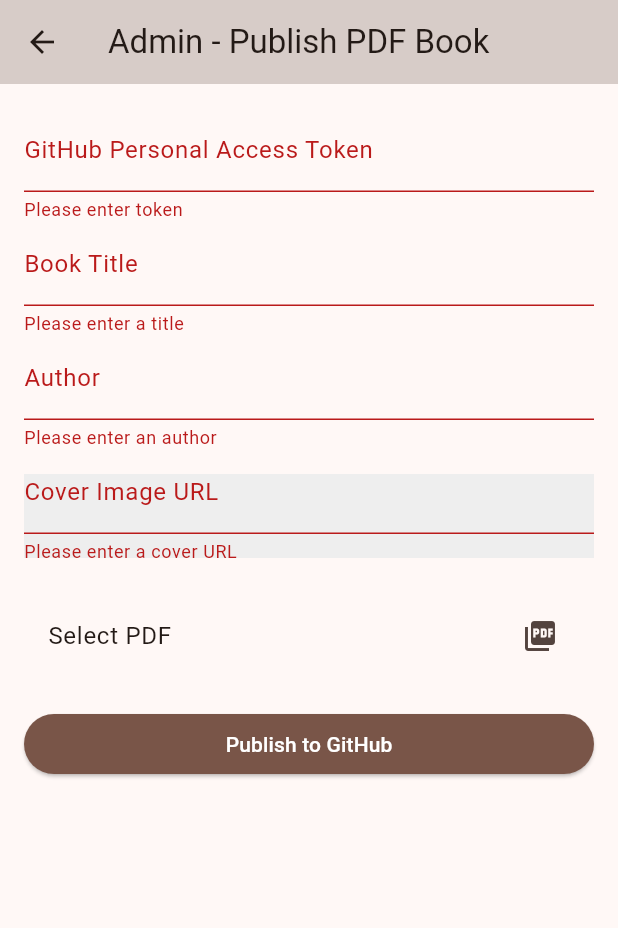
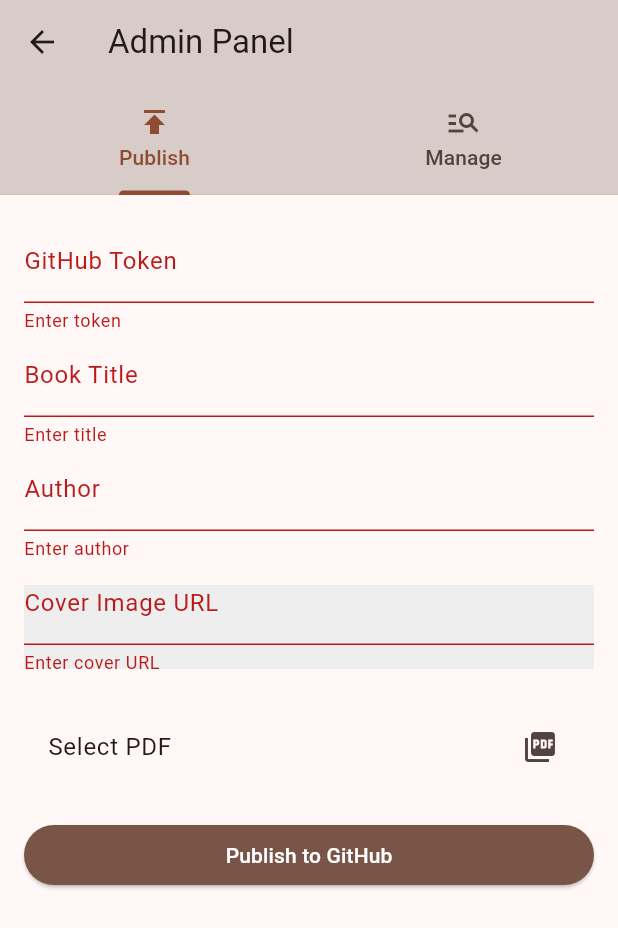
Before and after one commit to ChoyonBonik/Story_flow, a Flutter app: the AdminPage screen opened directly, after a tap on "Publish to GitHub", on a phone screen of 412 x 824 dp. Shown: the top 928 px of the screen. Run offline on Flutter 3.47's test engine with Material 3 defaults, Android fonts, the phone set to English and light mode, and no system bars; our stand-ins replace file_picker, lottie, shared_preferences; missing offline and left inert: syncfusion_flutter_pdfviewer; accounts and stored records are empty; network calls fail.

Commit message:
feat: add delete book functionality to admin panel

```diff
--- a/lib/pages/admin_page.dart
+++ b/lib/pages/admin_page.dart
@@ -1,5 +1,7 @@
 import 'package:flutter/material.dart';
 import 'package:file_picker/file_picker.dart';
+import 'package:http/http.dart' as http;
+import 'dart:convert';
 import '../models/book.dart';
 import '../services/storage_service.dart';
 import '../services/github_service.dart';
@@ -17,17 +19,41 @@
   final _titleController = TextEditingController();
   final _authorController = TextEditingController();
   final _coverUrlController = TextEditingController();
-  final _tokenController = TextEditingController(); // Added token controller
+  final _tokenController = TextEditingController();
 
   PlatformFile? _selectedFile;
-  bool _isPublishing = false;
+  bool _isProcessing = false;
+  List<Book> _books = [];
+  bool _isLoadingBooks = false;
+
+  @override
+  void initState() {
+    super.initState();
+    _loadBooks();
+  }
+
+  Future<void> _loadBooks() async {
+    setState(() => _isLoadingBooks = true);
+    try {
+      final response = await http.get(Uri.parse('https://ChoyonBonik.github.io/Story_flow/books.json'));
+      if (response.statusCode == 200) {
+        final List<dynamic> data = json.decode(response.body);
+        setState(() {
+          _books = data.map((b) => Book.fromJson(b)).toList();
+        });
+      }
+    } catch (e) {
+      debugPrint('Error loading books: $e');
+    } finally {
+      setState(() => _isLoadingBooks = false);
+    }
+  }
 
   Future<void> _pickFile() async {
     final result = await FilePicker.platform.pickFiles(
       type: FileType.custom,
       allowedExtensions: ['pdf'],
     );
-
     if (result != null) {
       setState(() {
         _selectedFile = result.files.first;
@@ -38,25 +64,18 @@
   void _publishBook() async {
     if (_formKey.currentState!.validate()) {
       if (_selectedFile == null) {
-        ScaffoldMessenger.of(context).showSnackBar(
-          const SnackBar(content: Text('Please select a PDF file')),
-        );
+        ScaffoldMessenger.of(context).showSnackBar(const SnackBar(content: Text('Please select a PDF file')));
+        return;
+      }
+      if (_tokenController.text.isEmpty) {
+        ScaffoldMessenger.of(context).showSnackBar(const SnackBar(content: Text('Please enter GitHub token')));
         return;
       }
 
-      if (_tokenController.text.isEmpty) {
-        ScaffoldMessenger.of(context).showSnackBar(
-          const SnackBar(content: Text('Please enter your GitHub token')),
-        );
-        return;
-      }
-
-      setState(() => _isPublishing = true);
-
+      setState(() => _isProcessing = true);
       try {
         final pdfFileName = _selectedFile!.name;
         final pdfUrl = 'https://ChoyonBonik.github.io/Story_flow/books/$pdfFileName';
-
         final newBook = Book(
           id: DateTime.now().millisecondsSinceEpoch.toString(),
           title: _titleController.text,
@@ -74,40 +93,97 @@
         );
 
         await StorageService.savePublishedBook(newBook);
-
         if (!mounted) return;
-        ScaffoldMessenger.of(context).showSnackBar(
-          const SnackBar(content: Text('Book published to GitHub successfully!')),
-        );
-
+        ScaffoldMessenger.of(context).showSnackBar(const SnackBar(content: Text('Published successfully!')));
         _titleController.clear();
         _authorController.clear();
         _coverUrlController.clear();
-        setState(() {
-          _selectedFile = null;
-        });
+        setState(() => _selectedFile = null);
+        _loadBooks();
       } catch (e) {
-        if (mounted) {
-          ScaffoldMessenger.of(context).showSnackBar(
-            SnackBar(content: Text('Error publishing: $e')),
+        if (mounted) ScaffoldMessenger.of(context).showSnackBar(SnackBar(content: Text('Error: $e')));
+      } finally {
+        setState(() => _isProcessing = false);
+      }
+    }
+  }
+
+  Future<void> _deleteBook(Book book) async {
+    if (_tokenController.text.isEmpty) {
+      ScaffoldMessenger.of(context).showSnackBar(const SnackBar(content: Text('Please enter GitHub token to delete')));
+      return;
+    }
+
+    final confirm = await showDialog<bool>(
+      context: context,
+      builder: (context) => AlertDialog(
+        title: const Text('Delete Book'),
+        content: Text('Are you sure you want to delete "${book.title}"?'),
+        actions: [
+          TextButton(onPressed: () => Navigator.pop(context, false), child: const Text('Cancel')),
+          TextButton(onPressed: () => Navigator.pop(context, true), child: const Text('Delete', style: TextStyle(color: Colors.red))),
+        ],
+      ),
     );
+
+    if (confirm == true) {
+      setState(() => _isProcessing = true);
+      try {
+        final githubService = GitHubService(token: _tokenController.text);
+
+        // Try to extract filename from pdfUrl if possible
+        String? pdfFileName;
+        if (book.pdfUrl != null) {
+          pdfFileName = book.pdfUrl!.split('/').last;
         }
+
+        await githubService.deleteBook(book.id, pdfFileName: pdfFileName);
+        await StorageService.removePublishedBook(book.id);
+
+        if (!mounted) return;
+        ScaffoldMessenger.of(context).showSnackBar(const SnackBar(content: Text('Deleted successfully!')));
+        _loadBooks();
+      } catch (e) {
+        if (mounted) ScaffoldMessenger.of(context).showSnackBar(SnackBar(content: Text('Error: $e')));
       } finally {
-        setState(() => _isPublishing = false);
+        setState(() => _isProcessing = false);
       }
     }
   }
 
   @override
   Widget build(BuildContext context) {
-    return Scaffold(
+    return DefaultTabController(
+      length: 2,
+      child: Scaffold(
         appBar: AppBar(
-        title: const Text('Admin - Publish PDF Book'),
+          title: const Text('Admin Panel'),
           backgroundColor: Colors.brown.shade100,
+          bottom: const TabBar(
+            tabs: [
+              Tab(icon: Icon(Icons.publish), text: 'Publish'),
+              Tab(icon: Icon(Icons.manage_search), text: 'Manage'),
+            ],
+          ),
         ),
         body: Stack(
           children: [
-          Padding(
+            TabBarView(
+              children: [
+                _buildPublishTab(),
+                _buildManageTab(),
+              ],
+            ),
+            if (_isProcessing)
+              Container(color: Colors.black26, child: const Center(child: CircularProgressIndicator())),
+          ],
+        ),
+      ),
+    );
+  }
+
+  Widget _buildPublishTab() {
+    return Padding(
       padding: const EdgeInsets.all(16.0),
       child: Form(
         key: _formKey,
@@ -115,24 +191,23 @@
           children: [
             TextFormField(
               controller: _tokenController,
-                    decoration: const InputDecoration(labelText: 'GitHub Personal Access Token', hintText: 'ghp_...'),
-                    obscureText: true,
-                    validator: (value) => value!.isEmpty ? 'Please enter token' : null,
+              decoration: const InputDecoration(labelText: 'GitHub Token', obscureText: true),
+              validator: (value) => value!.isEmpty ? 'Enter token' : null,
             ),
             TextFormField(
               controller: _titleController,
               decoration: const InputDecoration(labelText: 'Book Title'),
-                    validator: (value) => value!.isEmpty ? 'Please enter a title' : null,
+              validator: (value) => value!.isEmpty ? 'Enter title' : null,
             ),
             TextFormField(
               controller: _authorController,
               decoration: const InputDecoration(labelText: 'Author'),
-                    validator: (value) => value!.isEmpty ? 'Please enter an author' : null,
+              validator: (value) => value!.isEmpty ? 'Enter author' : null,
             ),
             TextFormField(
               controller: _coverUrlController,
               decoration: const InputDecoration(labelText: 'Cover Image URL'),
-                    validator: (value) => value!.isEmpty ? 'Please enter a cover URL' : null,
+              validator: (value) => value!.isEmpty ? 'Enter cover URL' : null,
             ),
             const SizedBox(height: 20),
             ListTile(
@@ -143,22 +218,35 @@
             ),
             const SizedBox(height: 20),
             ElevatedButton(
-                    onPressed: _isPublishing ? null : _publishBook,
+              onPressed: _isProcessing ? null : _publishBook,
               style: ElevatedButton.styleFrom(backgroundColor: Colors.brown),
-                    child: _isPublishing
-                      ? const CircularProgressIndicator(color: Colors.white)
-                      : const Text('Publish to GitHub', style: TextStyle(color: Colors.white)),
+              child: const Text('Publish to GitHub', style: TextStyle(color: Colors.white)),
             ),
           ],
         ),
       ),
+    );
+  }
+
+  Widget _buildManageTab() {
+    if (_isLoadingBooks) return const Center(child: CircularProgressIndicator());
+
+    return RefreshIndicator(
+      onRefresh: _loadBooks,
+      child: ListView.builder(
+        itemCount: _books.length,
+        itemBuilder: (context, index) {
+          final book = _books[index];
+          return ListTile(
+            leading: Image.network(book.coverUrl, width: 50, errorBuilder: (_, __, ___) => const Icon(Icons.book)),
+            title: Text(book.title),
+            subtitle: Text(book.author),
+            trailing: IconButton(
+              icon: const Icon(Icons.delete, color: Colors.red),
+              onPressed: () => _deleteBook(book),
             ),
-          if (_isPublishing)
-            Container(
-              color: Colors.black26,
-              child: const Center(child: CircularProgressIndicator()),
-            ),
-        ],
+          );
+        },
       ),
     );
   }
```
Also changed, not shown: lib/services/github_service.dart (+63 -6 lines), lib/services/storage_service.dart (+13 -21 lines). Lines whose indentation alone changed are shown as unchanged.
